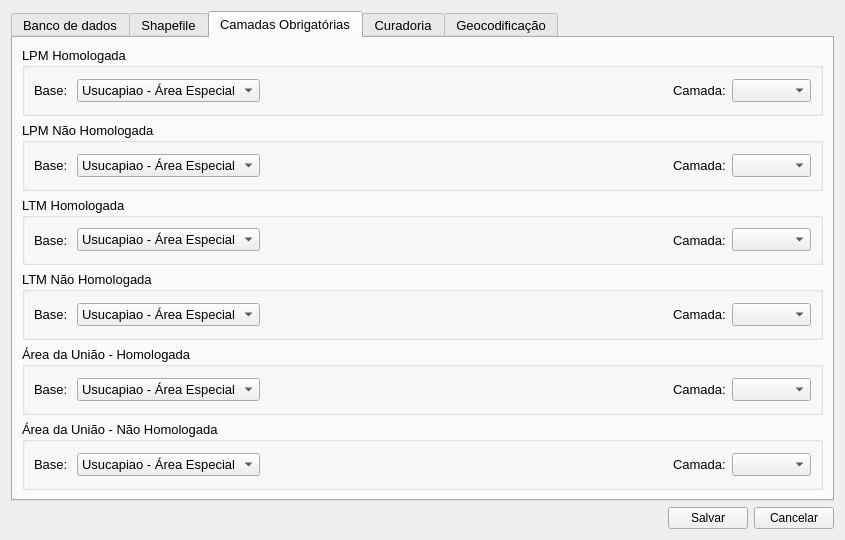
Before: the Qt Designer form settings/config_window.ui in spuhub/prisma, drawn with Qt 5.
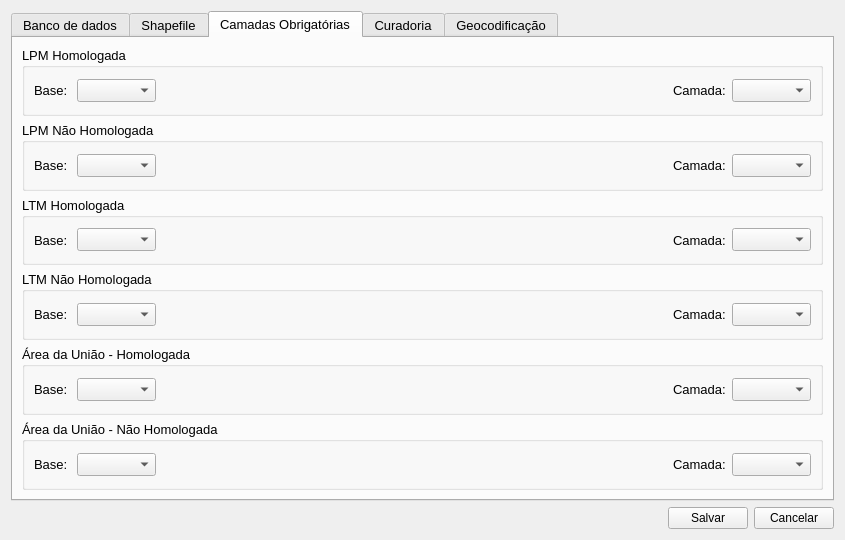
After: the same form once the commit is applied. The open tabs and pages were chosen to show the change. Custom widgets are drawn as their Qt base class.

Patch:
```diff
--- a/settings/config_window.ui
+++ b/settings/config_window.ui
@@ -430,13 +430,7 @@
            </widget>
           </item>
           <item>
-           <widget class="QComboBox" name="comboBox">
-            <item>
-             <property name="text">
-              <string>Usucapiao - Área Especial</string>
-             </property>
-            </item>
-           </widget>
+           <widget class="QComboBox" name="comboBox_base_lpm_hom"/>
           </item>
           <item>
            <spacer name="horizontalSpacer_2">
@@ -478,13 +472,7 @@
            </widget>
           </item>
           <item>
-           <widget class="QComboBox" name="comboBox_3">
-            <item>
-             <property name="text">
-              <string>Usucapiao - Área Especial</string>
-             </property>
-            </item>
-           </widget>
+           <widget class="QComboBox" name="comboBox_base_lpm_n_hom"/>
           </item>
           <item>
            <spacer name="horizontalSpacer_6">
@@ -526,13 +514,7 @@
            </widget>
           </item>
           <item>
-           <widget class="QComboBox" name="comboBox_5">
-            <item>
-             <property name="text">
-              <string>Usucapiao - Área Especial</string>
-             </property>
-            </item>
-           </widget>
+           <widget class="QComboBox" name="comboBox_base_ltm_hom"/>
           </item>
           <item>
            <spacer name="horizontalSpacer_3">
@@ -574,13 +556,7 @@
            </widget>
           </item>
           <item>
-           <widget class="QComboBox" name="comboBox_7">
-            <item>
-             <property name="text">
-              <string>Usucapiao - Área Especial</string>
-             </property>
-            </item>
-           </widget>
+           <widget class="QComboBox" name="comboBox_base_ltm_n_hom"/>
           </item>
           <item>
            <spacer name="horizontalSpacer_4">
@@ -622,13 +598,7 @@
            </widget>
           </item>
           <item>
-           <widget class="QComboBox" name="comboBox_9">
-            <item>
-             <property name="text">
-              <string>Usucapiao - Área Especial</string>
-             </property>
-            </item>
-           </widget>
+           <widget class="QComboBox" name="comboBox_base_area_uniao"/>
           </item>
           <item>
            <spacer name="horizontalSpacer_5">
@@ -670,13 +640,7 @@
            </widget>
           </item>
           <item>
-           <widget class="QComboBox" name="comboBox_11">
-            <item>
-             <property name="text">
-              <string>Usucapiao - Área Especial</string>
-             </property>
-            </item>
-           </widget>
+           <widget class="QComboBox" name="comboBox_base_area_uniao_n_hom"/>
           </item>
           <item>
            <spacer name="horizontalSpacer_7">
```
Left out of the diff: 20 changed lines with no effect on the pictures.
